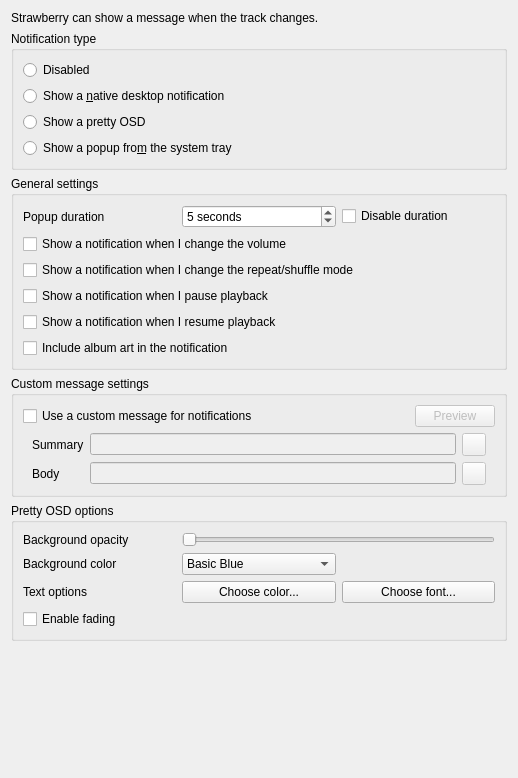
This is src/settings/notificationssettingspage.ui in strawberrymusicplayer/strawberry as Qt 5 draws it before an edit. The edited form follows.
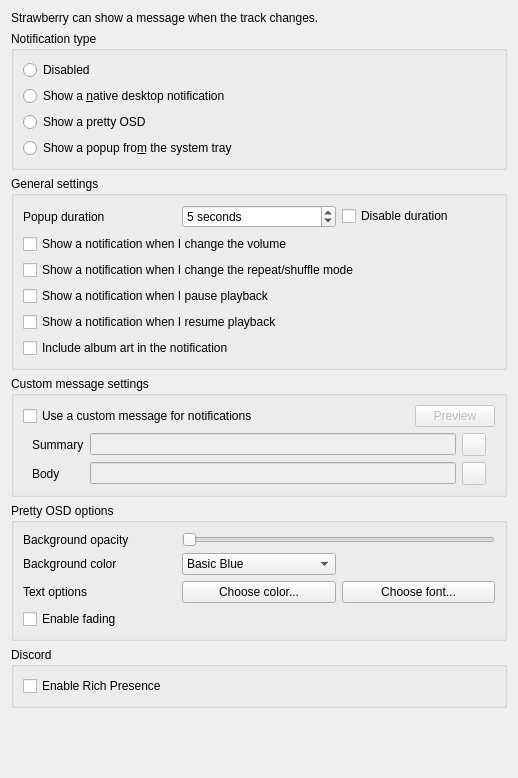
This is the edited form.

Commit message: Discord RPC implementation

What changed in the file:
```diff
--- a/src/settings/notificationssettingspage.ui
+++ b/src/settings/notificationssettingspage.ui
@@ -367,6 +367,22 @@
      </layout>
     </widget>
    </item>
+   <item>
+    <widget class="QGroupBox" name="groupbox_discord">
+     <property name="title">
+      <string>Discord</string>
+     </property>
+     <layout class="QVBoxLayout" name="verticalLayout_3">
+      <item>
+       <widget class="QCheckBox" name="richpresence_enabled">
+        <property name="text">
+         <string>Enable Rich Presence</string>
+        </property>
+       </widget>
+      </item>
+     </layout>
+    </widget>
+   </item>
    <item>
     <spacer name="spacer_bottom">
      <property name="orientation">
```
The commit also changes 8 other files.
